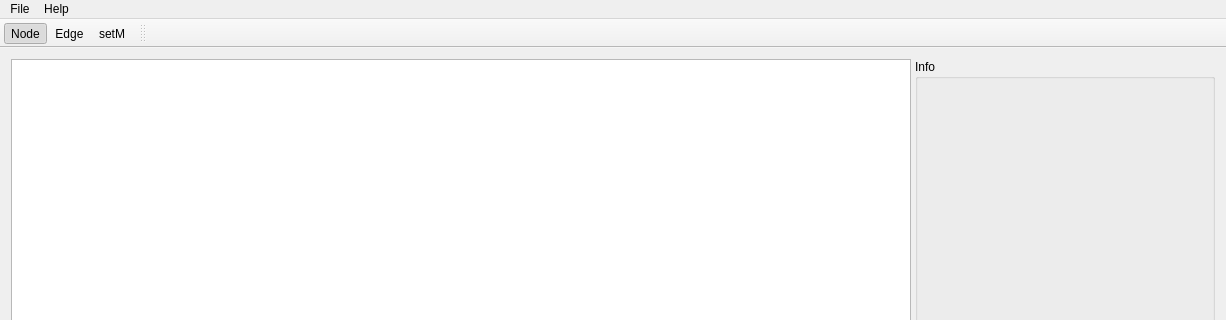
This is mainwindow.ui in dwat3r/grapher as Qt 5 draws it before an edit; both pictures show x 0 to 1226 and y 0 to 320 of the 1226 by 748 pixel window. The edited form follows.
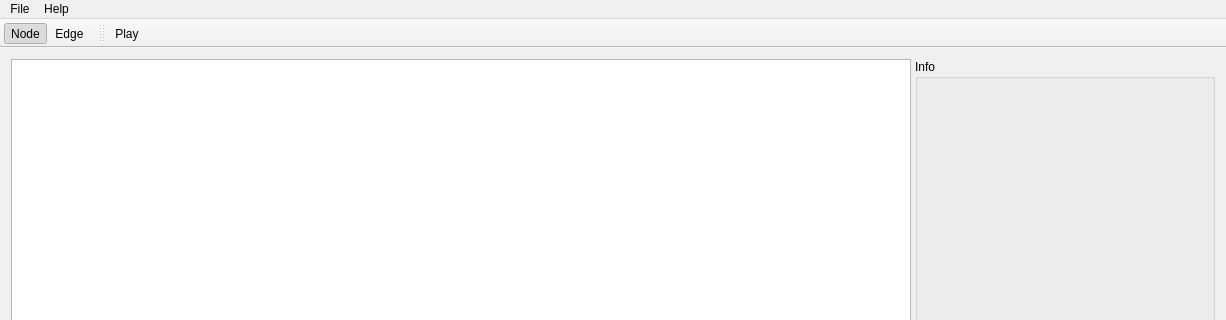
This is the edited form.

Patch:
```diff
--- a/mainwindow.ui
+++ b/mainwindow.ui
@@ -203,7 +203,6 @@
    </attribute>
    <addaction name="actionNode"/>
    <addaction name="actionEdge"/>
-   <addaction name="actionSetM"/>
   </widget>
   <widget class="QStatusBar" name="statusBar"/>
   <widget class="QToolBar" name="toolBar">
@@ -216,6 +215,7 @@
    <attribute name="toolBarBreak">
     <bool>false</bool>
    </attribute>
+   <addaction name="actionPlay"/>
   </widget>
   <action name="actionLoad">
    <property name="text">
@@ -277,14 +277,6 @@
     <string>Pause</string>
    </property>
   </action>
-  <action name="actionSetM">
-   <property name="checkable">
-    <bool>true</bool>
-   </property>
-   <property name="text">
-    <string>setM</string>
-   </property>
-  </action>
  </widget>
  <layoutdefault spacing="6" margin="11"/>
  <resources/>
```
